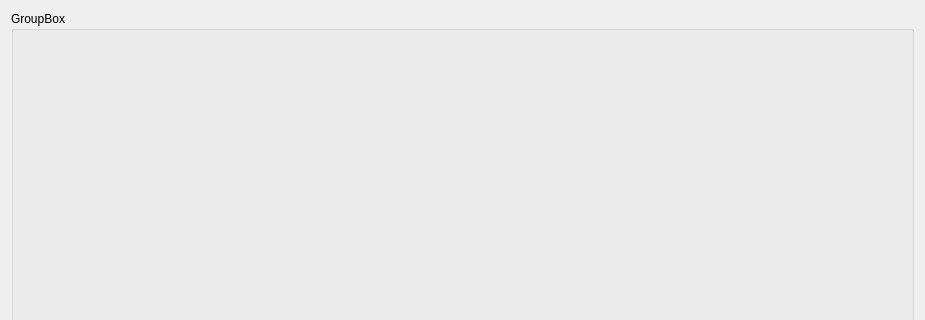
Old version of the form CleverManagerV3/setups/users/usermainwid.ui in the repository ChinaClever/CleverManagerV3; both pictures show x 0 to 925 and y 0 to 320 of the 925 by 708 pixel window.
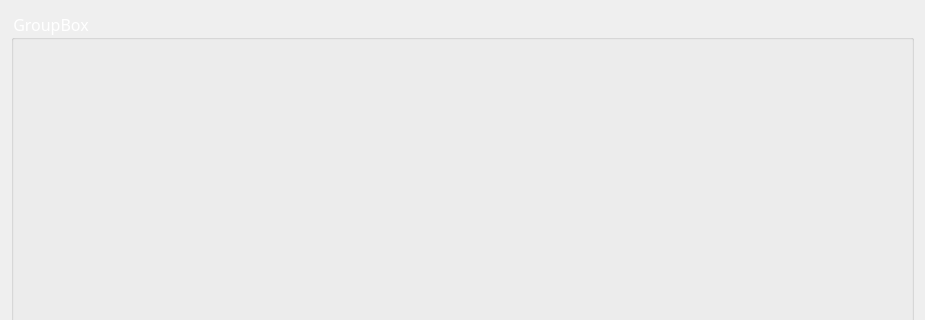
New version of the form.

```diff
--- a/CleverManagerV3/setups/users/usermainwid.ui
+++ b/CleverManagerV3/setups/users/usermainwid.ui
@@ -16,12 +16,25 @@
   <layout class="QGridLayout" name="gridLayout">
    <item row="0" column="0" rowspan="2" colspan="2">
     <widget class="QGroupBox" name="groupBox">
+     <property name="font">
+      <font>
+       <family>微软雅黑</family>
+       <pointsize>12</pointsize>
+      </font>
+     </property>
+     <property name="styleSheet">
+      <string notr="true">color:rgb(255,255,255)</string>
+     </property>
      <property name="title">
       <string>GroupBox</string>
      </property>
      <layout class="QGridLayout" name="gridLayout_2">
       <item row="0" column="0">
-       <widget class="QWidget" name="widget" native="true"/>
+       <widget class="QWidget" name="widget" native="true">
+        <property name="styleSheet">
+         <string notr="true">color:rgb(0,0,0)</string>
+        </property>
+       </widget>
       </item>
      </layout>
     </widget>
```
